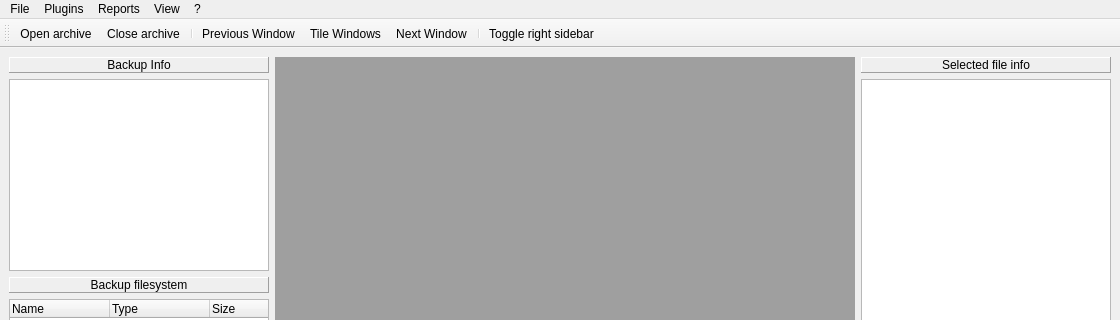
PicciMario/iPhone-Backup-Analyzer-2, file main_window.ui: the form before one commit; both pictures show x 0 to 1120 and y 0 to 320 of the 1120 by 546 pixel window.
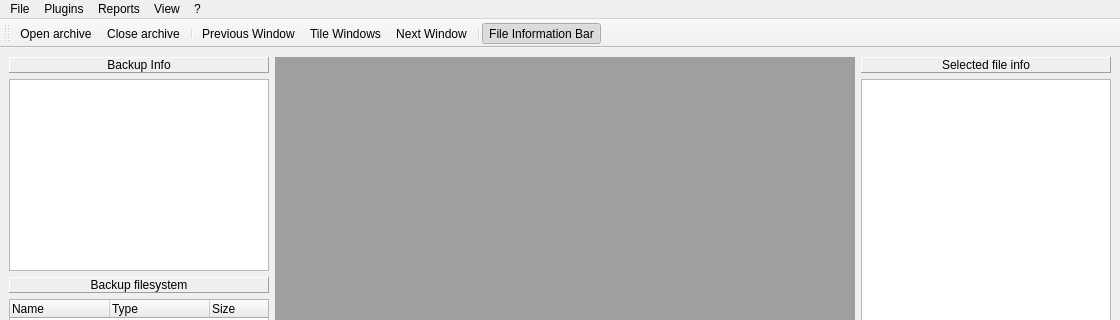
The form after the commit. Icons and pictures are not drawn.

Commit message:
Toggle left-side bar, improve View menu items.
Make menu items "checkable",
rename them to be more informative.

```diff
--- a/main_window.ui
+++ b/main_window.ui
@@ -331,12 +331,18 @@
    </property>
   </action>
   <action name="actionToggleRight">
+   <property name="checkable">
+    <bool>true</bool>
+   </property>
+   <property name="checked">
+    <bool>true</bool>
+   </property>
    <property name="icon">
     <iconset resource="resources.qrc">
      <normaloff>:/icons/images/rightSideBar.png</normaloff>:/icons/images/rightSideBar.png</iconset>
    </property>
    <property name="text">
-    <string>Toggle right sidebar</string>
+    <string>File Information Bar</string>
    </property>
    <property name="shortcut">
     <string>Ctrl+R</string>
```
Left out of the diff: 15 changed lines with no effect on the pictures. The commit also changes 1 other file.
